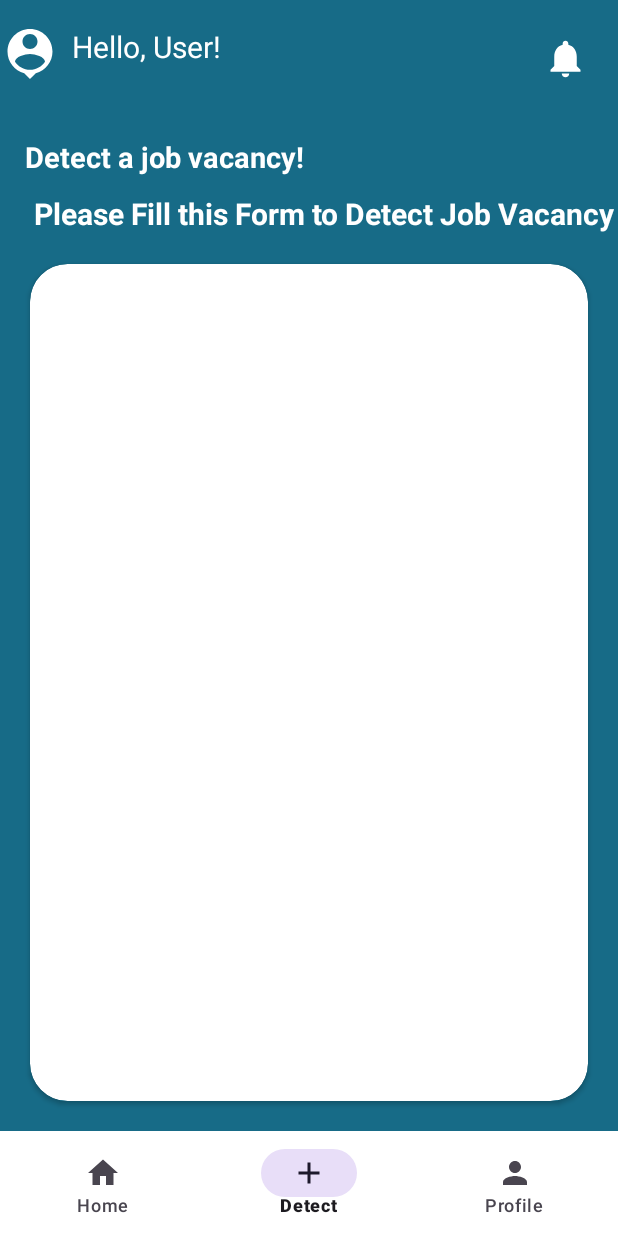
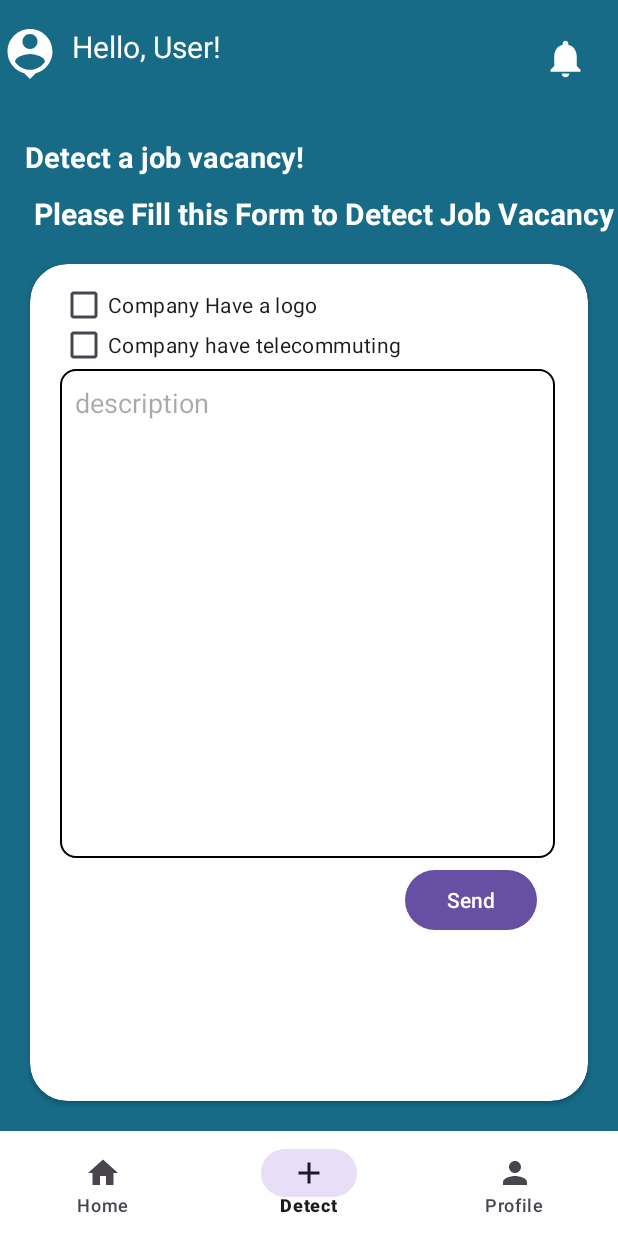
Before and after one commit to Ewal03/JobGuardian, an Android app: the DetectionFragment screen opened through its navigation route, on a phone screen of 412 x 824 dp. Run offline under Robolectric (Android 15) with nearby library versions, the phone set to English and light mode, and no system bars; our stand-ins replace navigation-ui, paging; libraries missing offline, so code that uses them is left out: androidx.lifecycle.viewmodel; pictures from the network do not load.

Commit message:
tambahan detect dan listjob,tapi ui nya masih berantakan

```diff
--- a/app/build.gradle.kts
+++ b/app/build.gradle.kts
@@ -57,6 +57,7 @@ dependencies {
     implementation("androidx.datastore:datastore-preferences:1.0.0")
     implementation("androidx.core:core-ktx:1.12.0")
     implementation("androidx.paging:paging-runtime-ktx:3.1.0")
+    implementation("androidx.paging:paging-common-android:3.3.0-alpha02")
     testImplementation("junit:junit:4.13.2")
     androidTestImplementation("androidx.test.ext:junit:1.1.5")
     androidTestImplementation("androidx.test.espresso:espresso-core:3.5.1")
--- a/app/src/main/java/com/example/jobguardian/data/retrofit/ApiServices.kt
+++ b/app/src/main/java/com/example/jobguardian/data/retrofit/ApiServices.kt
@@ -1,17 +1,26 @@
 package com.example.jobguardian.data.retrofit
-
+import com.example.jobguardian.data.response.DescriptionResponse
+import com.example.jobguardian.data.response.DetectResponse
 import com.example.jobguardian.data.response.ListJobResponse
 import com.example.jobguardian.data.response.UserProfileResponse
+import okhttp3.MultipartBody
+import okhttp3.RequestBody
 import retrofit2.Call
 import retrofit2.http.*
-
 interface ApiServices {
     @GET("api/getUserProfile/{userId}")
     fun getUserProfile(@Path("userId") userId: String): Call<UserProfileResponse>
 
     @GET("api/getAll")
-    fun getcompanyData(
-        @Query("page") page: Int = 1,
-        @Query("size") size: Int = 20
-    ): ListJobResponse
+    suspend fun getAllJobs(): ListJobResponse
+    @Multipart
+    @POST("app/api/addDescription")
+    fun addDescription(
+        @Part("logo") logo: String,
+        @Part("contact")contact:String,
+        @Part("job_description") job_description: String
+        ): Call<DescriptionResponse>
+
+    @GET("{descriptionId}")
+    fun getDetect(@Path("descriptionId")descriptionId:String):DetectResponse
 }
--- a/app/src/main/java/com/example/jobguardian/ui/authenticaion/signIn/SignInActivity.kt
+++ b/app/src/main/java/com/example/jobguardian/ui/authenticaion/signIn/SignInActivity.kt
@@ -36,15 +36,11 @@ class SignInActivity : AppCompatActivity() {
             .build()
 
         googleSignInClient = GoogleSignIn.getClient(this, gso)
-
         auth = Firebase.auth
-
         binding.btnGoogle.setOnClickListener {
             signIn()
         }
-
         supportActionBar?.hide()
-
     }
 
     private fun signIn() {
--- a/app/src/main/java/com/example/jobguardian/ui/main/DataPagingSource.kt
+++ b/app/src/main/java/com/example/jobguardian/ui/main/DataPagingSource.kt
@@ -18,7 +18,7 @@ class DataPagingSource (
     override suspend fun load(params: LoadParams<Int>): LoadResult<Int, DataItem> {
         return try {
             val page = params.key ?: INITIAL_PAGE_INDEX
-            val responseData = apiService.getcompanyData(page, params.loadSize)
+            val responseData = apiService.getAllJobs()
 
             LoadResult.Page(
                 data = responseData.data,
--- a/app/src/main/java/com/example/jobguardian/ui/main/ui/detection/DetectionFragment.kt
+++ b/app/src/main/java/com/example/jobguardian/ui/main/ui/detection/DetectionFragment.kt
@@ -4,9 +4,13 @@ import android.os.Bundle
 import android.view.LayoutInflater
 import android.view.View
 import android.view.ViewGroup
+import android.widget.Button
+import android.widget.CheckBox
+import android.widget.EditText
 import android.widget.TextView
 import androidx.fragment.app.Fragment
 import androidx.lifecycle.ViewModelProvider
+import com.example.jobguardian.R
 import com.example.jobguardian.databinding.FragmentDetectionBinding
 
 class DetectionFragment : Fragment() {
@@ -33,4 +37,28 @@ class DetectionFragment : Fragment() {
         super.onDestroyView()
         _binding = null
     }
+
+    override fun onViewCreated(view: View, savedInstanceState: Bundle?) {
+        super.onViewCreated(view, savedInstanceState)
+
+        val cbLogo: CheckBox = view.findViewById(R.id.cb_logo)
+        val cbTelecommuting: CheckBox = view.findViewById(R.id.cb_telecommuting)
+        val etDeskripsi: EditText = view.findViewById(R.id.et_deskripsi)
+        val btnSendDetect: Button = view.findViewById(R.id.btn_send_detect)
+
+        val isLogoChecked = cbLogo.isChecked
+        val isTelecommutingChecked = cbTelecommuting.isChecked
+
+        btnSendDetect.setOnClickListener {
+            val jobDescription = etDeskripsi.text.toString()
+
+            val detectionViewModel = ViewModelProvider(this).get(DetectionViewModel::class.java)
+            detectionViewModel.sendDataToApi(
+                isLogoChecked.toString(),
+                isTelecommutingChecked.toString(),
+                jobDescription
+            )
+        }
+    }
+
 }
--- /dev/null
+++ b/app/src/main/res/drawable/custom_edit_text.xml
@@ -0,0 +1,9 @@
+<?xml version="1.0" encoding="utf-8"?>
+<shape xmlns:android="http://schemas.android.com/apk/res/android"
+    android:shape="rectangle">
+    <stroke
+        android:width="1dp"
+        android:color="@color/black"/>
+    <corners
+        android:radius="10dp"/>
+</shape>
--- a/app/src/main/res/layout/fragment_detection.xml
+++ b/app/src/main/res/layout/fragment_detection.xml
@@ -80,5 +80,47 @@
         android:layout_marginStart="20dp"
         android:layout_marginBottom="90dp"
         app:cardCornerRadius="25dp"
-        app:layout_constraintTop_toBottomOf="@+id/textView7" />
+        app:layout_constraintTop_toBottomOf="@+id/textView7" >
+
+        <CheckBox
+            android:id="@+id/cb_logo"
+            android:layout_width="wrap_content"
+            android:layout_height="wrap_content"
+            android:text="Company Have a logo"
+            android:layout_marginTop="3dp"
+            android:layout_marginStart="20dp"
+            />
+
+        <CheckBox
+            android:id="@+id/cb_telecommuting"
+            android:layout_width="wrap_content"
+            android:layout_height="wrap_content"
+            android:text="Company have telecommuting"
+            android:layout_marginTop="30dp"
+            android:layout_marginStart="20dp"/>
+
+
+        <EditText
+            android:id="@+id/et_deskripsi"
+            android:layout_width="330dp"
+            android:layout_height="326dp"
+            android:layout_marginStart="20dp"
+            android:layout_marginTop="70dp"
+            android:background="@drawable/custom_edit_text"
+            android:gravity="top"
+            android:hint="description"
+            android:padding="10dp" />
+
+        <Button
+            android:id="@+id/btn_send_detect"
+            android:layout_width="wrap_content"
+            android:layout_height="wrap_content"
+            android:text="Send"
+            android:layout_marginTop="400dp"
+            android:layout_marginStart="250dp"/>
+
+
+    </androidx.cardview.widget.CardView>
+
+
 </androidx.constraintlayout.widget.ConstraintLayout>
```
Also changed, not shown: app/src/main/java/com/example/jobguardian/data/response/DescriptionResponse.kt (added, +15 -0 lines), app/src/main/java/com/example/jobguardian/data/response/DetectResponse.kt (added, +12 -0 lines), app/src/main/java/com/example/jobguardian/data/response/LoginResponse.kt (added, +15 -0 lines), app/src/main/java/com/example/jobguardian/data/retrofit/ApiConfig.kt (+13 -0 lines), app/src/main/java/com/example/jobguardian/data/utils/ResultState.kt (added, +7 -0 lines), app/src/main/java/com/example/jobguardian/data/utils/Utils.kt (added, +108 -0 lines), app/src/main/java/com/example/jobguardian/di/injection.kt (added, +25 -0 lines), app/src/main/java/com/example/jobguardian/factory/ViewModelFactory.kt (added, +58 -0 lines), app/src/main/java/com/example/jobguardian/repository/UserRepository.kt (added, +69 -0 lines), app/src/main/java/com/example/jobguardian/ui/authenticaion/signIn/SignInViewModel.kt (added, +17 -0 lines), app/src/main/java/com/example/jobguardian/ui/main/ui/detection/DetectionViewModel.kt (+23 -0 lines), app/src/main/res/layout/activity_sign_in.xml (+9 -1 lines), app/src/main/res/layout/list_company.xml (+10 -8 lines).
